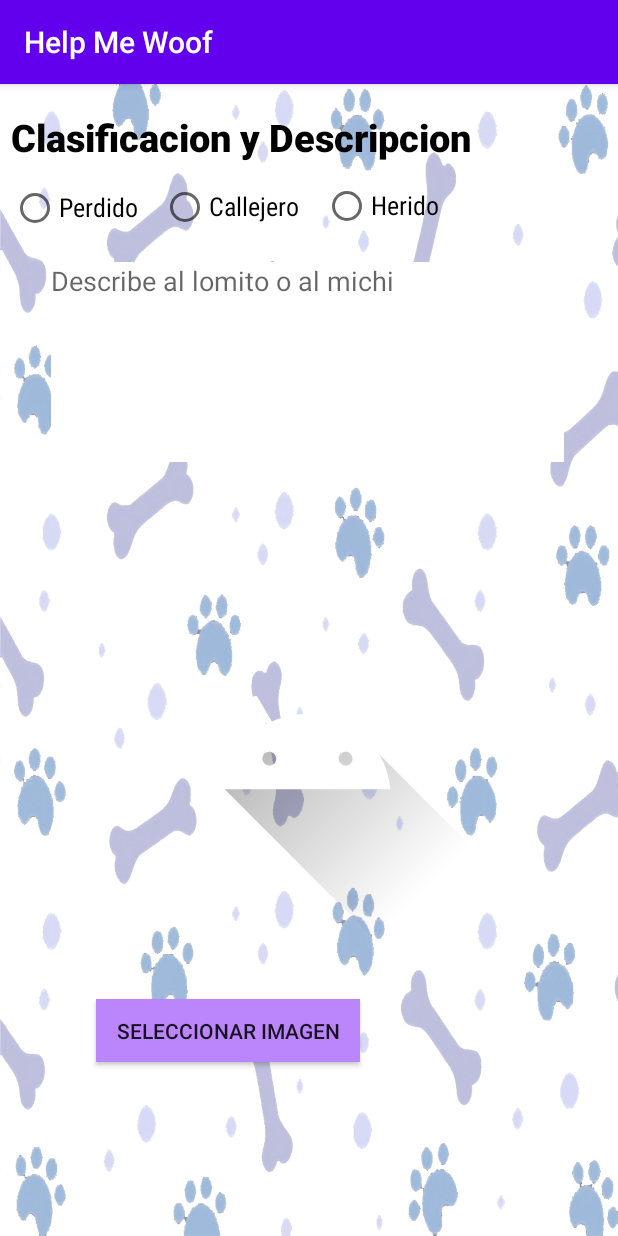
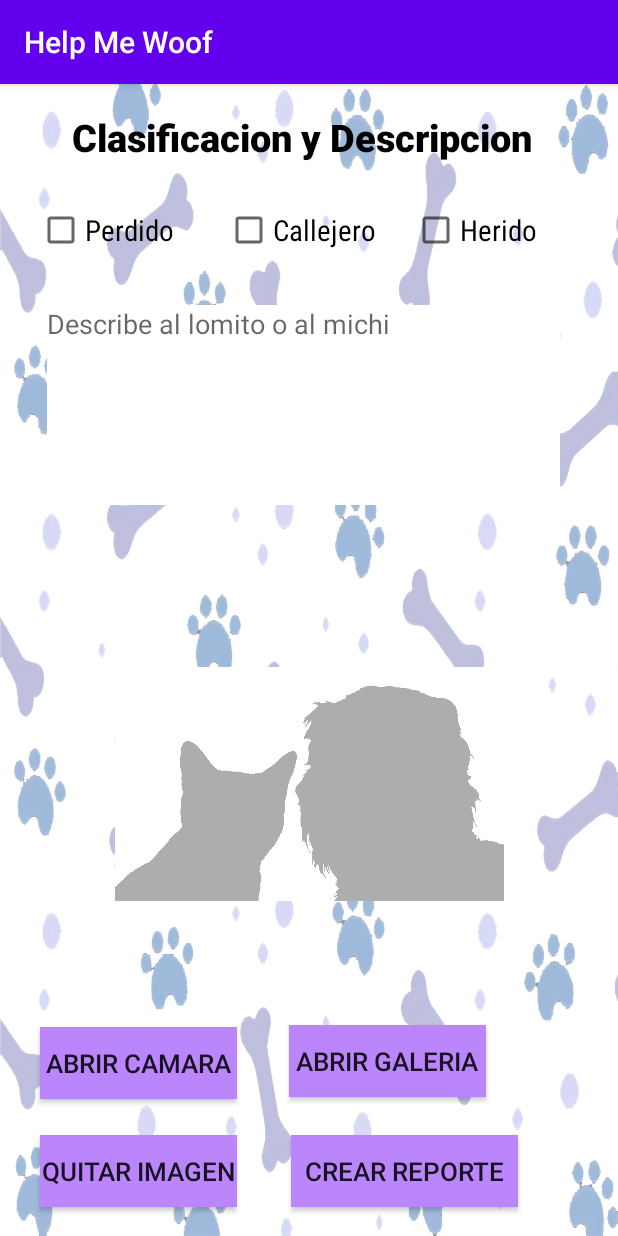
Before and after one commit to aleckx0/HelpMeWoof, an Android app: the formulariopublicar screen opened directly, with no data from a screen before it, on a phone screen of 412 x 824 dp. Run offline under Robolectric (Android 15) with nearby library versions, the phone set to English and light mode, and no system bars.

Commit message:
Los datos se cargan, solo falta el codigo para que se suba a la base de datos se hara mediante el boton crear reporte y lo enlazan a la activity_formulariohistoria.xml que es donde se debe de mostrar

```diff
--- a/app/build.gradle
+++ b/app/build.gradle
@@ -34,7 +34,8 @@ dependencies {
         implementation 'androidx.constraintlayout:constraintlayout:2.1.1'
         implementation 'com.google.firebase:firebase-database:20.0.2'
         implementation 'com.google.firebase:firebase-storage:20.0.0'
-        testImplementation 'junit:junit:4.+'
+    implementation 'com.google.android.material:material:1.4.0'
+    testImplementation 'junit:junit:4.+'
         androidTestImplementation 'androidx.test.ext:junit:1.1.3'
         androidTestImplementation 'androidx.test.espresso:espresso-core:3.4.0'
         implementation platform('com.google.firebase:firebase-bom:28.4.2')
--- a/app/src/main/res/layout/activity_comentario.xml
+++ b/app/src/main/res/layout/activity_comentario.xml
@@ -8,7 +8,7 @@
     android:background="@drawable/fondo1">
 
     <Button
-        android:id="@+id/button3"
+        android:id="@+id/btn2"
         android:layout_width="163dp"
         android:layout_height="66dp"
         android:text="Publicar"
--- a/app/src/main/res/layout/activity_formulario.xml
+++ b/app/src/main/res/layout/activity_formulario.xml
@@ -10,109 +10,156 @@
 
 <!-- Este bloque es para la parte de clasificacion y descripcion -->
 
+    <!-- app:layout_constraintTop_toBottomOf="@+id/textView4" /> -->
+
     <TextView
-        android:id="@+id/idclasifydescrip"
+        android:id="@+id/txt_titulo1"
         android:layout_width="314dp"
         android:layout_height="35dp"
         android:fontFamily="sans-serif-black"
-        android:text="Clasificacion y Descripcion"
+        android:text="@string/txt_titulo1"
         android:textColor="@color/black"
         android:textSize="25sp"
         app:layout_constraintBottom_toBottomOf="parent"
         app:layout_constraintEnd_toEndOf="parent"
-        app:layout_constraintHorizontal_bias="0.075"
+        app:layout_constraintHorizontal_bias="0.493"
         app:layout_constraintStart_toStartOf="parent"
         app:layout_constraintTop_toTopOf="parent"
         app:layout_constraintVertical_bias="0.025" />
 
-    <RadioButton
-        android:id="@+id/idperdido"
-        android:layout_width="94dp"
-        android:layout_height="30dp"
+    <CheckBox
+        android:id="@+id/rbtn1"
+        android:layout_width="111dp"
+        android:layout_height="48dp"
         android:fontFamily="sans-serif-condensed"
-        android:text="Perdido"
+        android:text="@string/rbtn1"
         android:textColor="@color/black"
         android:textColorHighlight="@color/black"
-        android:textSize="17sp"
+        android:textSize="19sp"
         app:layout_constraintBottom_toBottomOf="parent"
         app:layout_constraintEnd_toEndOf="parent"
-        app:layout_constraintHorizontal_bias="0.023"
+        app:layout_constraintHorizontal_bias="0.083"
         app:layout_constraintStart_toStartOf="parent"
         app:layout_constraintTop_toTopOf="parent"
-        app:layout_constraintVertical_bias="0.091" />
+        app:layout_constraintVertical_bias="0.102" />
 
-    <RadioButton
-        android:id="@+id/idherido"
-        android:layout_width="94dp"
-        android:layout_height="30dp"
+    <CheckBox
+        android:id="@+id/rbtn3"
+        android:layout_width="111dp"
+        android:layout_height="48dp"
         android:fontFamily="sans-serif-condensed"
-        android:text="Herido"
+        android:text="@string/rbtn3"
         android:textColor="@color/black"
         android:textColorHighlight="@color/black"
-        android:textSize="17sp"
+        android:textSize="19sp"
         app:layout_constraintBottom_toBottomOf="parent"
         app:layout_constraintEnd_toEndOf="parent"
-        app:layout_constraintHorizontal_bias="0.678"
+        app:layout_constraintHorizontal_bias="0.913"
         app:layout_constraintStart_toStartOf="parent"
         app:layout_constraintTop_toTopOf="parent"
-        app:layout_constraintVertical_bias="0.089" />
+        app:layout_constraintVertical_bias="0.102" />
 
-    <RadioButton
-        android:id="@+id/idcallejero"
-        android:layout_width="94dp"
-        android:layout_height="30dp"
+    <CheckBox
+        android:id="@+id/rbtn2"
+        android:layout_width="111dp"
+        android:layout_height="48dp"
         android:fontFamily="sans-serif-condensed"
-        android:text="Callejero"
+        android:text="@string/rbtn2"
         android:textColor="@color/black"
         android:textColorHighlight="@color/black"
-        android:textSize="17sp"
+        android:textSize="19sp"
         app:layout_constraintBottom_toBottomOf="parent"
         app:layout_constraintEnd_toEndOf="parent"
-        app:layout_constraintHorizontal_bias="0.337"
+        app:layout_constraintHorizontal_bias="0.498"
         app:layout_constraintStart_toStartOf="parent"
         app:layout_constraintTop_toTopOf="parent"
-        app:layout_constraintVertical_bias="0.09" />
+        app:layout_constraintVertical_bias="0.102" />
 
     <EditText
-        android:id="@+id/idtextdedescripcion"
+        android:id="@+id/txt_descrip"
         android:layout_width="342dp"
         android:layout_height="133dp"
         android:background="@color/white"
         android:ems="10"
         android:gravity="start|top"
-        android:hint="Describe al lomito o al michi"
+        android:hint="@string/txt_descrip"
         android:inputType="textMultiLine"
         app:layout_constraintBottom_toBottomOf="parent"
         app:layout_constraintEnd_toEndOf="parent"
-        app:layout_constraintHorizontal_bias="0.49"
+        app:layout_constraintHorizontal_bias="0.45"
         app:layout_constraintStart_toStartOf="parent"
         app:layout_constraintTop_toTopOf="parent"
-        app:layout_constraintVertical_bias="0.187" />
+        app:layout_constraintVertical_bias="0.232" />
 
     <ImageView
-        android:id="@+id/imageView"
-        android:layout_width="274dp"
-        android:layout_height="259dp"
+        android:id="@+id/image_carga"
+        android:layout_width="259dp"
+        android:layout_height="244dp"
+        android:src="@drawable/fondogyp"
         app:layout_constraintBottom_toBottomOf="parent"
         app:layout_constraintEnd_toEndOf="parent"
-        app:layout_constraintHorizontal_bias="0.495"
         app:layout_constraintStart_toStartOf="parent"
         app:layout_constraintTop_toTopOf="parent"
-        app:layout_constraintVertical_bias="0.623"
-        app:srcCompat="@drawable/ic_launcher_foreground" />
+        app:layout_constraintVertical_bias="0.658"
+        app:srcCompat="@drawable/ic_launcher_foreground"
+        tools:srcCompat="@drawable/fondogyp" />
 
     <Button
-        android:id="@+id/idbtncargarimagen"
-        android:layout_width="176dp"
-        android:layout_height="42dp"
-        android:text="Seleccionar Imagen"
+        android:id="@+id/btn1"
+        android:layout_width="131dp"
+        android:layout_height="48dp"
         android:background="@color/purple_200"
+        android:text="@string/btn1"
+        android:textSize="17sp"
         app:layout_constraintBottom_toBottomOf="parent"
         app:layout_constraintEnd_toEndOf="parent"
-        app:layout_constraintHorizontal_bias="0.271"
+        app:layout_constraintHorizontal_bias="0.095"
         app:layout_constraintStart_toStartOf="parent"
         app:layout_constraintTop_toTopOf="parent"
-        app:layout_constraintVertical_bias="0.84" />
+        app:layout_constraintVertical_bias="0.873" />
+
+    <Button
+        android:id="@+id/btn2"
+        android:layout_width="131dp"
+        android:layout_height="48dp"
+        android:background="@color/purple_200"
+        android:text="@string/btn2"
+        android:textSize="17sp"
+        android:onClick="cargarimag"
+        app:layout_constraintBottom_toBottomOf="parent"
+        app:layout_constraintEnd_toEndOf="parent"
+        app:layout_constraintHorizontal_bias="0.687"
+        app:layout_constraintStart_toStartOf="parent"
+        app:layout_constraintTop_toTopOf="parent"
+        app:layout_constraintVertical_bias="0.871" />
+
+    <Button
+        android:id="@+id/btn3"
+        android:layout_width="131dp"
+        android:layout_height="48dp"
+        android:background="@color/purple_200"
+        android:text="@string/btn3"
+        android:textSize="17sp"
+        app:layout_constraintBottom_toBottomOf="parent"
+        app:layout_constraintEnd_toEndOf="parent"
+        app:layout_constraintHorizontal_bias="0.095"
+        app:layout_constraintStart_toStartOf="parent"
+        app:layout_constraintTop_toTopOf="parent"
+        app:layout_constraintVertical_bias="0.973" />
+
+    <Button
+        android:id="@+id/btn4p"
+        android:layout_width="151dp"
+        android:layout_height="48dp"
+        android:background="@color/purple_200"
+        android:text="@string/btn4p"
+        android:textSize="17sp"
+        app:layout_constraintBottom_toBottomOf="parent"
+        app:layout_constraintEnd_toEndOf="parent"
+        app:layout_constraintHorizontal_bias="0.743"
+        app:layout_constraintStart_toStartOf="parent"
+        app:layout_constraintTop_toTopOf="parent"
+        app:layout_constraintVertical_bias="0.973" />
 
 </androidx.constraintlayout.widget.ConstraintLayout>
 
--- a/app/src/main/res/values/strings.xml
+++ b/app/src/main/res/values/strings.xml
@@ -1,4 +1,14 @@
 <resources>
+    <!--<string name=""></string>-->
     <string name="app_name">Help Me Woof</string>
-    <string name="titulo">Clasificacion</string>
+    <string name="txt_titulo1">Clasificacion y Descripcion</string>
+    <string name="rbtn1">Perdido</string>
+    <string name="rbtn2">Callejero</string>
+    <string name="rbtn3">Herido</string>
+    <string name="txt_descrip">Describe al lomito o al michi</string>
+    <string name="btn1">Abrir Camara</string>
+    <string name="btn2">Abrir Galeria</string>
+    <string name="btn3">Quitar Imagen</string>
+    <string name="btn4p">Crear Reporte</string>
+
 </resources>
```
Also changed, not shown: app/src/main/AndroidManifest.xml (+34 -18 lines), app/src/main/java/net/alecks/helpmewoof/Reportes.java (+4 -6 lines), app/src/main/java/net/alecks/helpmewoof/formulariohistoria.java (added, +14 -0 lines), app/src/main/java/net/alecks/helpmewoof/formulariopublicar.java (+48 -0 lines), app/src/main/res/layout/activity_formulariohistoria.xml (added, +69 -0 lines), app/src/main/res/layout/activity_reportes.xml (+12 -10 lines), app/src/main/res/layout/pruebas.xml (deleted, +0 -42 lines), app/src/main/res/drawable/fondogyp.jpg (added).
